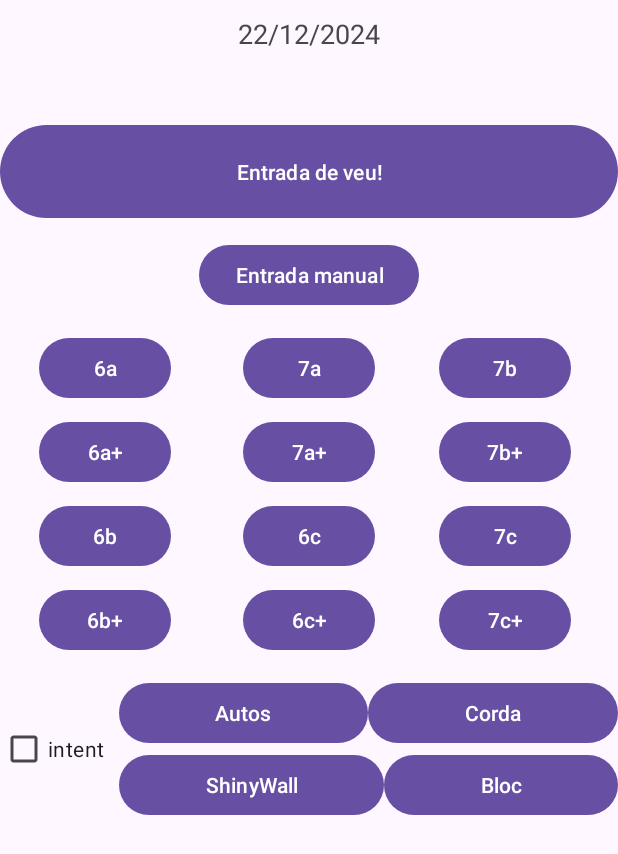
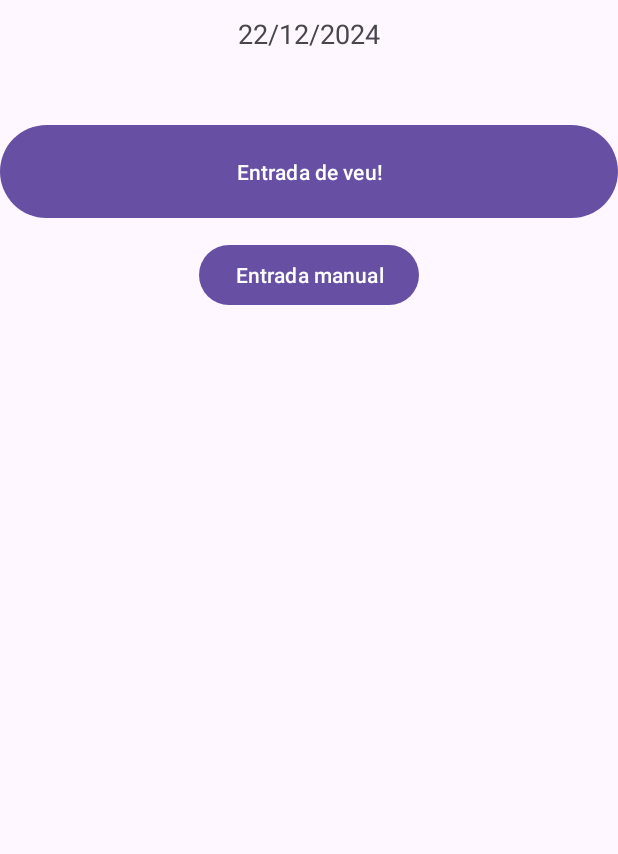
Before and after one commit to xmorera-joviat/ClimbingTrainingApp, an Android app: the screen it shows after launch (MainActivity), after a tap on "Entrada de veu!", on a phone screen of 412 x 824 dp. Shown: the top 854 px of the screen. Run offline under Robolectric (Android 15) with nearby library versions, the phone set to English and light mode, and no system bars.

Commit message:
ocultar/mostrar botons entrada manual

```diff
--- a/app/src/main/java/com/xmorera/climbingtrainingapp/MainActivity.java
+++ b/app/src/main/java/com/xmorera/climbingtrainingapp/MainActivity.java
@@ -7,10 +7,12 @@ import android.content.Intent;
 import android.database.Cursor;
 import android.os.Bundle;
 import android.speech.RecognizerIntent;
+import android.text.Layout;
 import android.view.View;
 import android.widget.Button;
 import android.widget.CheckBox;
 import android.widget.DatePicker;
+import android.widget.LinearLayout;
 import android.widget.TextView;
 import android.widget.Toast;
 
@@ -27,8 +29,8 @@ import java.util.ArrayList;
 import java.util.Calendar;
 
 public class MainActivity extends AppCompatActivity {
-
-    TextView dateTextView, infoTextView; //mostrar la data i mostrar la via seleccionada
+    LinearLayout dadesManualsLayout;
+    TextView dateTextView, viaTextView; //mostrar la data i mostrar la via seleccionada
     Calendar calendar = Calendar.getInstance();
     SimpleDateFormat dateFormat = new SimpleDateFormat("dd/MM/yyyy");
     Button btn6a, btn6b, btn6c, btn7a, btn7b, btn7c;
@@ -41,7 +43,8 @@ public class MainActivity extends AppCompatActivity {
     int intent = 0;
     TextView mostrarDadesTextView; //camp  temporal per mostrar dades de la base de dades s'ha de fer amb un recyclerView
     DatabaseHelper databaseHelper;//auxiliar de la base de dades
-    Button btnSpeak;//botó per entrar les conamdes de veu
+    Button btnSpeak;//botó per entrar les comandes de veu
+    Button btnEntradaManual;
 
     //Definició de l'ActivityResultLauncher per tractar el reconeixement de veu
     private final ActivityResultLauncher<Intent> voiceInputLauncher = registerForActivityResult(
@@ -57,7 +60,7 @@ public class MainActivity extends AppCompatActivity {
                 }
             });
 
-    @SuppressLint("MissingInflatedId")
+    @SuppressLint({"MissingInflatedId", "WrongViewCast"})
     @Override
     protected void onCreate(Bundle savedInstanceState) {
         super.onCreate(savedInstanceState);
@@ -80,7 +83,27 @@ public class MainActivity extends AppCompatActivity {
             }
         });
 
-        infoTextView = findViewById(R.id.infoTextView);
+        viaTextView = findViewById(R.id.viaTextView);
+
+        btnSpeak = findViewById(R.id.btnSpeak);
+        btnSpeak.setOnClickListener(view -> startVoiceInput());
+
+        btnEntradaManual = findViewById(R.id.btnEntradaManual);
+        dadesManualsLayout = findViewById(R.id.dadesManualsLayout);
+        dadesManualsLayout.setVisibility(View.GONE);
+        btnEntradaManual.setOnClickListener(new View.OnClickListener() {
+            @Override
+            public void onClick(View view) {
+                resetInput();
+                if (dadesManualsLayout.getVisibility() == View.GONE) {
+                    dadesManualsLayout.setVisibility(View.VISIBLE);
+                } else {
+                    dadesManualsLayout.setVisibility(View.GONE);
+                }
+            }
+        });
+
+
 
         btn6a = findViewById(R.id.btn6a);
         btn6aPlus = findViewById(R.id.btn6aPlus);
@@ -94,7 +117,6 @@ public class MainActivity extends AppCompatActivity {
         btn7bPlus = findViewById(R.id.btn7bPlus);
         btn7c = findViewById(R.id.btn7c);
         btn7cPlus = findViewById(R.id.btn7cPlus);
-
         //establiment dels listeners
         setGrauListener(btn6a);
         setGrauListener(btn6aPlus);
@@ -109,25 +131,23 @@ public class MainActivity extends AppCompatActivity {
         setGrauListener(btn7c);
         setGrauListener(btn7cPlus);
 
+        chkIntent = findViewById(R.id.chkIntent);
+
         btnAutos = findViewById(R.id.btnAutos);
         btnCorda = findViewById(R.id.btnCorda);
         btnShinyWall = findViewById(R.id.btnShinyWall);
         btnBloc = findViewById(R.id.btnBloc);
-
         //listeners pels botons de paret
         setWallListener(btnAutos);
         setWallListener(btnCorda);
         setWallListener(btnShinyWall);
         setWallListener(btnBloc);
 
-        chkIntent = findViewById(R.id.chkIntent);
-
         databaseHelper = new DatabaseHelper(this);
         displayData(); //mostrar totes les dades de la bd
         mostrarDadesTextView = findViewById(R.id.mostrarDadesTextView);//camp temporal a substituir per un RecyclerView
 
-        btnSpeak = findViewById(R.id.btnSpeak);
-        btnSpeak.setOnClickListener(view -> startVoiceInput());
+
     }
 
 
@@ -162,7 +182,7 @@ public class MainActivity extends AppCompatActivity {
         button.setOnClickListener(new View.OnClickListener() {
             @Override
             public void onClick(View view) {
-                infoTextView.setText(button.getText());
+                viaTextView.setText(button.getText());
             }
         });
     }
@@ -172,7 +192,7 @@ public class MainActivity extends AppCompatActivity {
         button.setOnClickListener(new View.OnClickListener() {
             @Override
             public void onClick(View view) {
-                if(infoTextView.getText().toString().equals("")){
+                if(viaTextView.getText().toString().equals("")){
                     //si no s'ha introduit una via no fer res
                 }else {
 
@@ -180,7 +200,7 @@ public class MainActivity extends AppCompatActivity {
                     String dia = dateTextView.getText().toString().split("/")[0];
                     String mes = dateTextView.getText().toString().split("/")[1];
                     String any = dateTextView.getText().toString().split("/")[2];
-                    via = infoTextView.getText().toString();
+                    via = viaTextView.getText().toString();
                     paret = button.getText().toString();
                     if (chkIntent.isChecked()) {
                         intent = 1;
@@ -201,7 +221,7 @@ public class MainActivity extends AppCompatActivity {
 
     private void resetInput() {
         //reset pantalla introducció de dades
-        infoTextView.setText("");
+        viaTextView.setText("");
         chkIntent.setChecked(false);
         intent = 0;
     }
--- a/app/src/main/res/layout/activity_main.xml
+++ b/app/src/main/res/layout/activity_main.xml
@@ -21,7 +21,7 @@
             android:textSize="18sp" />
 
         <TextView
-            android:id="@+id/infoTextView"
+            android:id="@+id/viaTextView"
             android:layout_width="wrap_content"
             android:layout_height="wrap_content"
             android:layout_marginTop="10dp"
@@ -37,12 +37,18 @@
         android:text="Entrada de veu!" />
 
     <Button
-        android:id="@+id/btnBotons"
+        android:id="@+id/btnEntradaManual"
         android:layout_width="wrap_content"
         android:layout_height="wrap_content"
         android:layout_marginTop="10dp"
         android:layout_gravity="center_horizontal"
         android:text="Entrada manual" />
+
+    <LinearLayout
+        android:id="@+id/dadesManualsLayout"
+        android:layout_width="match_parent"
+        android:layout_height="wrap_content"
+        android:orientation="vertical">
 
         <LinearLayout
             android:id="@+id/viesLayout"
@@ -168,7 +174,6 @@
 
         </LinearLayout>
 
-
         <LinearLayout
             android:id="@+id/paretsLayout"
             android:layout_width="match_parent"
@@ -180,6 +185,8 @@
                 android:id="@+id/chkIntent"
                 android:layout_width="wrap_content"
                 android:layout_height="match_parent"
+                android:layout_marginLeft="20dp
+    "
                 android:layout_marginRight="10dp"
                 android:text="intent" />
 
@@ -234,6 +241,8 @@
 
 
         </LinearLayout>
+    </LinearLayout>
+
 
     <TextView
         android:id="@+id/mostrarDadesTextView"
```
Lines whose indentation alone changed are shown as unchanged.
